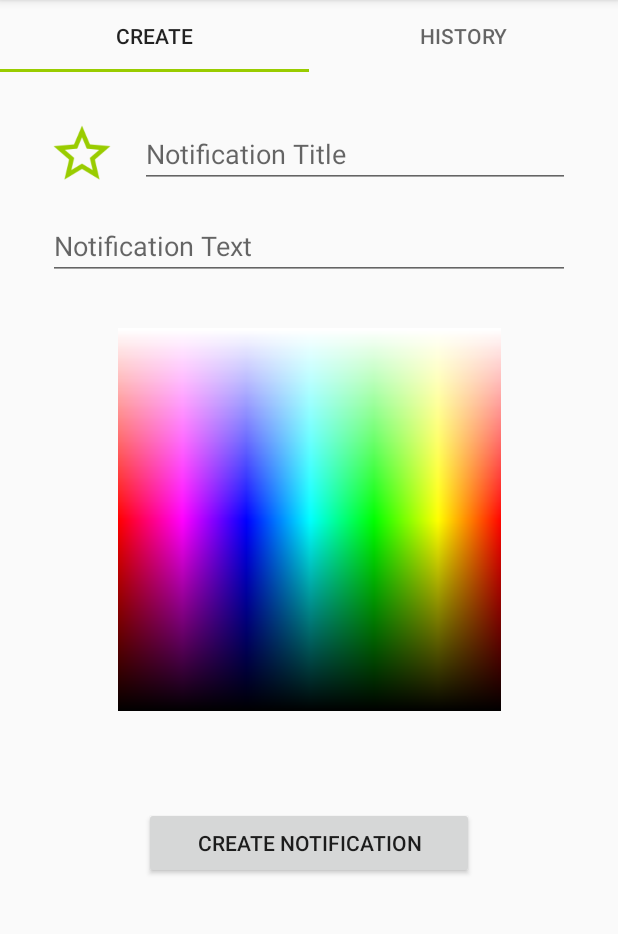
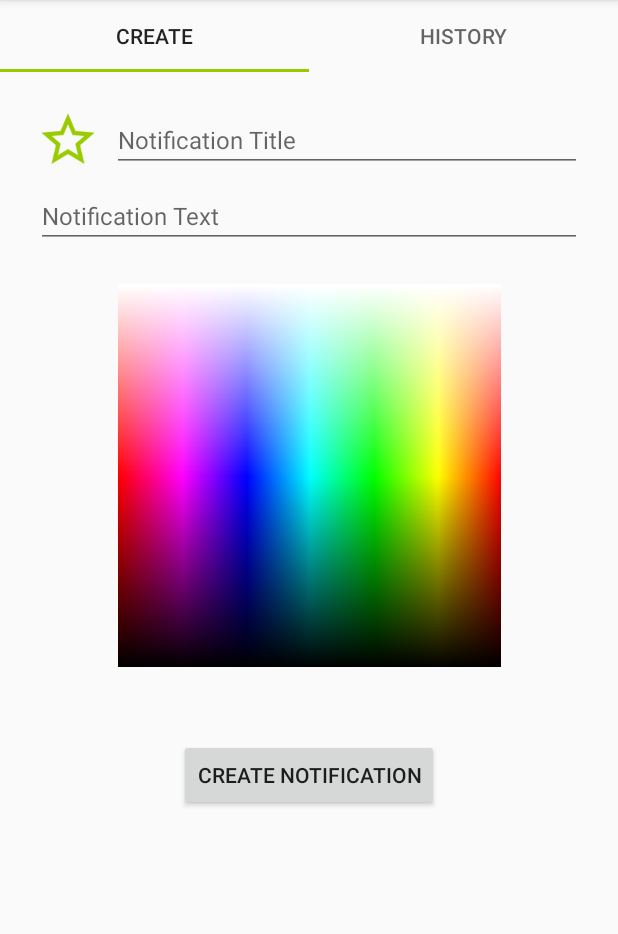
Before and after one commit to ToneyAlexander/notifier, an Android app: the screen it shows after launch (MainActivity), on a phone screen of 412 x 824 dp, the part 84-1018 px from its top. Run offline under Robolectric (Android 15) with nearby library versions, the phone set to English and light mode, and no system bars.

Commit message:
UI Improvements

```diff
--- a/app/src/main/res/layout/fragment_create.xml
+++ b/app/src/main/res/layout/fragment_create.xml
@@ -1,22 +1,28 @@
 <?xml version="1.0" encoding="utf-8"?>
-<androidx.constraintlayout.widget.ConstraintLayout xmlns:android="http://schemas.android.com/apk/res/android"
+<ScrollView xmlns:android="http://schemas.android.com/apk/res/android"
     xmlns:app="http://schemas.android.com/apk/res-auto"
     xmlns:tools="http://schemas.android.com/tools"
+    android:id="@+id/createScrollView"
     android:layout_width="match_parent"
     android:layout_height="match_parent"
-    android:padding="32dp"
     tools:context=".CreateFragment">
+
+    <androidx.constraintlayout.widget.ConstraintLayout
+        android:layout_width="match_parent"
+        android:layout_height="wrap_content"
+        android:paddingLeft="24dp"
+        android:paddingTop="24dp"
+        android:paddingRight="24dp"
+        android:paddingBottom="0dp">
 
         <Button
             android:id="@+id/re-create_button"
-        android:layout_width="0dp"
+            android:layout_width="wrap_content"
             android:layout_height="wrap_content"
-        android:layout_marginStart="64dp"
-        android:layout_marginLeft="64dp"
-        android:layout_marginTop="64dp"
-        android:layout_marginEnd="64dp"
-        android:layout_marginRight="64dp"
+            android:layout_marginTop="48dp"
+            android:layout_marginBottom="48dp"
             android:text="@string/create_notification"
+            app:layout_constraintBottom_toBottomOf="parent"
             app:layout_constraintEnd_toEndOf="parent"
             app:layout_constraintStart_toStartOf="parent"
             app:layout_constraintTop_toBottomOf="@+id/color_picker" />
@@ -25,12 +31,13 @@
             android:id="@+id/titleEditText"
             android:layout_width="0dp"
             android:layout_height="wrap_content"
-        android:layout_marginStart="16dp"
-        android:layout_marginLeft="16dp"
+            android:layout_marginStart="8dp"
+            android:layout_marginLeft="8dp"
             android:ems="10"
             android:hint="@string/notification_title"
             android:importantForAutofill="no"
             android:inputType="textCapSentences"
+            android:textSize="16sp"
             app:layout_constraintEnd_toEndOf="parent"
             app:layout_constraintHorizontal_bias="1.0"
             app:layout_constraintStart_toEndOf="@+id/color_preview"
@@ -40,11 +47,12 @@
             android:id="@+id/contentEditText"
             android:layout_width="0dp"
             android:layout_height="wrap_content"
-        android:layout_marginTop="16dp"
+            android:layout_marginTop="8dp"
             android:ems="10"
             android:hint="@string/notification_text"
             android:importantForAutofill="no"
             android:inputType="text"
+            android:textSize="16sp"
             app:layout_constraintEnd_toEndOf="parent"
             app:layout_constraintStart_toStartOf="parent"
             app:layout_constraintTop_toBottomOf="@+id/titleEditText" />
@@ -64,7 +72,7 @@
             android:id="@+id/color_picker"
             android:layout_width="wrap_content"
             android:layout_height="wrap_content"
-        android:layout_marginTop="32dp"
+            android:layout_marginTop="24dp"
             android:contentDescription="@string/color_picker"
             android:src="@drawable/color_picker"
             app:layout_constraintEnd_toEndOf="parent"
@@ -72,3 +80,5 @@
             app:layout_constraintTop_toBottomOf="@+id/contentEditText" />
 
     </androidx.constraintlayout.widget.ConstraintLayout>
+
+</ScrollView>
--- a/app/src/main/res/values/strings.xml
+++ b/app/src/main/res/values/strings.xml
@@ -18,4 +18,7 @@
     <string name="channel_description">Notifier created notifications</string>
     <string name="notification_color">Notification Color</string>
     <string name="color_picker">Color Picker</string>
+    <string name="delete">Delete</string>
+    <string name="copy">Copy</string>
+    <string name="re_create">Re-Create</string>
 </resources>
```
Also changed, not shown: app/src/main/res/layout/notification_history_item.xml (+24 -17 lines). Lines whose indentation alone changed are shown as unchanged.
